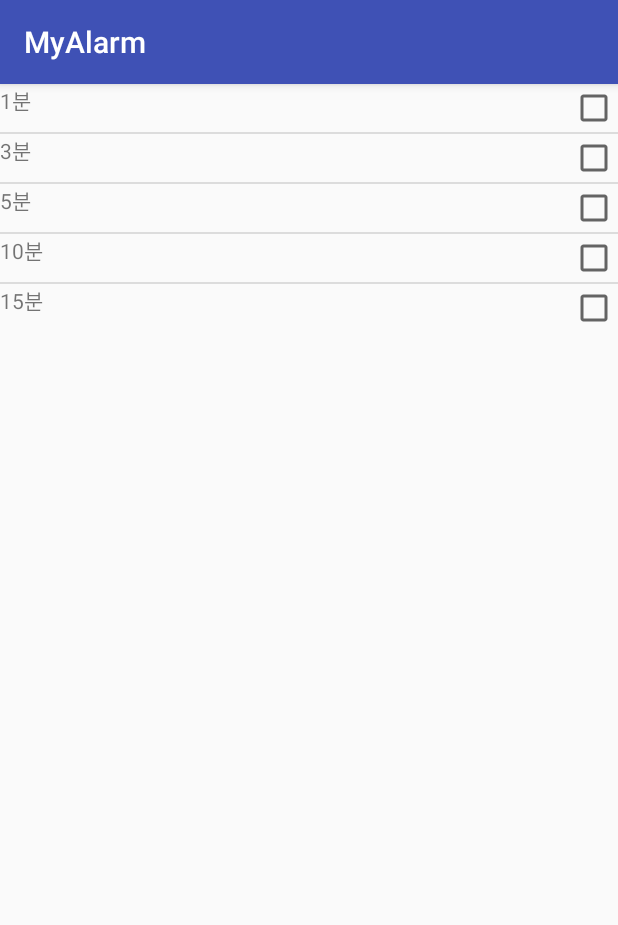
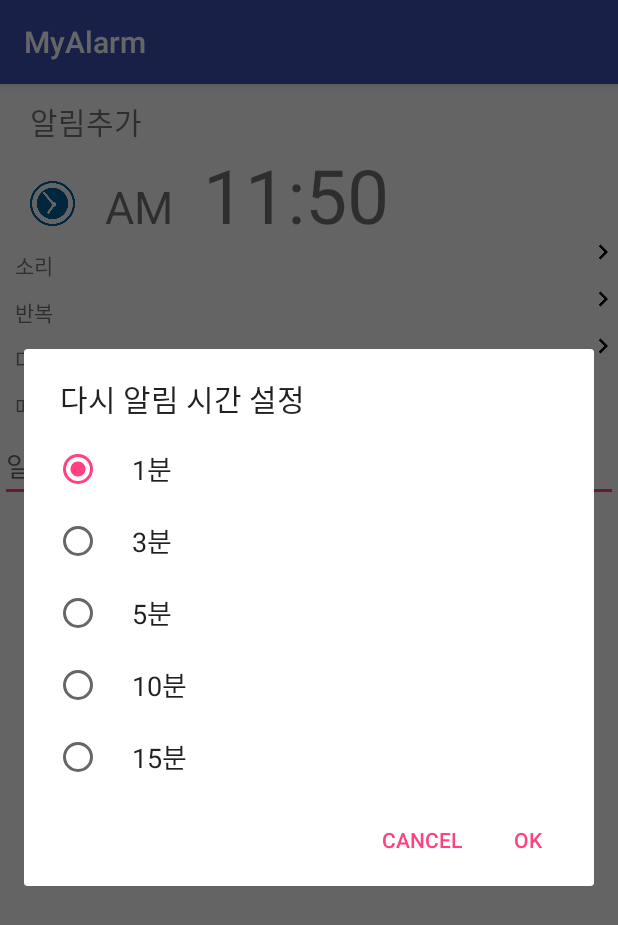
Before and after one commit to yevely0316/MyAlarm, an Android app: the SetActivity screen opened directly, with no data from a screen before it, after a tap on "다시알림", on a phone screen of 412 x 824 dp. Shown: the top 925 px of the screen. Run offline under Robolectric (Android 15) with nearby library versions, the phone set to English and light mode, and no system bars.

Commit message:
dev branch 생성

```diff
--- a/app/src/main/AndroidManifest.xml
+++ b/app/src/main/AndroidManifest.xml
@@ -24,19 +24,16 @@
 
         <!-- activity안에 별도로 내부 추가 속성이 없으면 </activity>로 닫는거 보다 />으로 닫는게 좋아요 -->
         <activity
-            android:name=".activity_set_alarm"
+            android:name=".SetActivity"
             android:label="@string/app_name"/>
         <activity
-            android:name=".activity_run"
+            android:name=".RunActivity"
             android:label="@string/app_name"/>
         <activity
             android:name=".SetSoundActivity"
             android:label="@string/app_name"/>
         <activity
             android:name=".RepeatActivity"
-            android:label="MyAlarm"/>
-        <activity
-            android:name=".activity_replay_alarm"
             android:label="MyAlarm"/>
 
         <!-- 별도로 추가한 activity가 있으면 바로 매니페스트에 추가해야해요-->
--- a/app/src/main/java/com/example/motion/myalarm/MyRepeatListAdapter.java
+++ b/app/src/main/java/com/example/motion/myalarm/MyRepeatListAdapter.java
@@ -20,11 +20,9 @@ public class MyRepeatListAdapter extends BaseAdapter {
 
     List<Repeat> list;
     LayoutInflater inflater;
-    Activity activity;
 
-    public MyRepeatListAdapter(RepeatActivity activity, List<Repeat> list) {
+    public MyRepeatListAdapter(Activity activity, List<Repeat> list) {
         this.list = list;
-        this.activity = activity;
         inflater = (LayoutInflater) activity.getSystemService(Context.LAYOUT_INFLATER_SERVICE);
     }
 
--- a/app/src/main/java/com/example/motion/myalarm/MyReplayAdapter.java
+++ /dev/null
@@ -1,64 +0,0 @@
-package com.example.motion.myalarm;
-
-import android.app.Activity;
-import android.content.Context;
-import android.view.LayoutInflater;
-import android.view.View;
-import android.view.ViewGroup;
-import android.widget.BaseAdapter;
-import android.widget.CheckBox;
-import android.widget.CompoundButton;
-import android.widget.TextView;
-
-import java.util.List;
-
-/**
- * Created by Motion on 2017-07-12.
- */
-
-public class MyReplayAdapter extends BaseAdapter {
-
-    List<Replay> list;
-    LayoutInflater inflater;
-    Activity activity;
-
-    public MyReplayAdapter(activity_replay_alarm activity, List<Replay> list) {
-        this.list = list;
-        this.activity = activity;
-        inflater = (LayoutInflater) activity.getSystemService(Context.LAYOUT_INFLATER_SERVICE);
-    }
-
-    @Override
-    public int getCount() {
-        return list.size();
-    }
-
-    @Override
-    public Object getItem(int position) {
-        return list.get(position);
-    }
-
-    @Override
-    public long getItemId(int position) {
-        return position;
-    }
-
-    @Override
-    public View getView(final int position, View convertView, ViewGroup parent) {
-        if (convertView == null) {
-            convertView = inflater.inflate(R.layout.item_my_replay_list, parent, false);
-        }
-        TextView textView = (TextView) convertView.findViewById(R.id.item_minute);
-        textView.setText(list.get(position).getMinute());
-
-        CheckBox checkBox = (CheckBox) convertView.findViewById(R.id.minute_checked);
-        checkBox.setOnCheckedChangeListener(new CompoundButton.OnCheckedChangeListener() {
-            @Override
-            public void onCheckedChanged(CompoundButton buttonView, boolean isChecked) {
-                list.get(position).setChecked(isChecked);
-            }
-        });
-
-        return convertView;
-    }
-}
--- a/app/src/main/java/com/example/motion/myalarm/Replay.java
+++ /dev/null
@@ -1,25 +0,0 @@
-package com.example.motion.myalarm;
-
-/**
- * Created by Motion on 2017-07-12.
- */
-
-public class Replay {
-    private String minute;
-    private boolean isChecked;
-
-    public Replay(String minute, boolean isChecked) {
-        this.minute = minute;
-        this.isChecked = isChecked;
-    }
-
-    public String getMinute() {
-        return minute;
-    }
-    public boolean isChecked() {
-        return isChecked;
-    }
-    public void setChecked(boolean isChecked) {
-        this.isChecked = isChecked;
-    }
-}
--- a/app/src/main/java/com/example/motion/myalarm/activity_run.java
+++ b/app/src/main/java/com/example/motion/myalarm/RunActivity.java
@@ -12,7 +12,7 @@ import android.view.View;
 import android.widget.Button;
 import java.util.ArrayList;
 
-public class activity_run extends AppCompatActivity implements View.OnClickListener {
+public class RunActivity extends AppCompatActivity implements View.OnClickListener {
 
     private ContentResolver res;
     boolean isPlaying = true;
--- a/app/src/main/java/com/example/motion/myalarm/activity_set_alarm.java
+++ b/app/src/main/java/com/example/motion/myalarm/SetActivity.java
@@ -1,14 +1,25 @@
 package com.example.motion.myalarm;
 
+import android.content.DialogInterface;
 import android.content.Intent;
 import android.os.Bundle;
+import android.support.v7.app.AlertDialog;
 import android.support.v7.app.AppCompatActivity;
 import android.view.View;
 import android.widget.Button;
+import android.widget.Toast;
+
+import java.util.ArrayList;
+import java.util.List;
 
 
 //클래스 이름이 명확해야해요, ex) AddAlarmActivity
-public class activity_set_alarm extends AppCompatActivity {
+public class SetActivity extends AppCompatActivity {
+
+    public static final int SetSoundCode = 1001;
+    public static final int RepeatCode = 1002;
+
+    int position = 0;
 
     protected void onCreate(Bundle savedInstanceState) {
         super.onCreate(savedInstanceState);
@@ -38,24 +49,64 @@ public class activity_set_alarm extends AppCompatActivity {
         findViewById(R.id.layout_set_sound).setOnClickListener(new View.OnClickListener() {
             @Override
             public void onClick(View v) {
-                startActivity(new Intent(activity_set_alarm.this, SetSoundActivity.class));
+                startActivityForResult(new Intent(SetActivity.this, SetSoundActivity.class), SetSoundCode);
             }
         });
 
         findViewById(R.id.layout_set_repeat).setOnClickListener(new View.OnClickListener() {
             @Override
             public void onClick(View v) {
-                startActivity(new Intent(activity_set_alarm.this, RepeatActivity.class));
+                startActivityForResult(new Intent(SetActivity.this, RepeatActivity.class), RepeatCode);
             }
         });
         findViewById(R.id.layout_set_replay).setOnClickListener(new View.OnClickListener() {
             @Override
             public void onClick(View v) {
-                startActivity(new Intent(activity_set_alarm.this, activity_replay_alarm.class));
+                show();
             }
         });
     }
 
+    void show() {
+        final List<String> ListItems = new ArrayList<>();
+
+        ListItems.add("1분");
+        ListItems.add("3분");
+        ListItems.add("5분");
+        ListItems.add("10분");
+        ListItems.add("15분");
+
+        final CharSequence[] items = ListItems.toArray(new String[ListItems.size()]);
+
+        AlertDialog.Builder builder = new AlertDialog.Builder(this);
+        builder.setTitle("다시 알림 시간 설정");
+        builder.setSingleChoiceItems(items, position, //아이템
+                new DialogInterface.OnClickListener() {
+                    @Override
+                    public void onClick(DialogInterface dialog, int which) {
+                        position = which;
+
+                    }
+                });
+        builder.setPositiveButton(android.R.string.ok, // ok버튼
+                new DialogInterface.OnClickListener() {
+                    public void onClick(DialogInterface dialog, int which) {
+                        String msg = "";
+
+                        msg = ListItems.get(position); // 사용자가 선택한 값
+
+                        Toast.makeText(SetActivity.this,
+                                "다시알림\n" + msg, Toast.LENGTH_LONG).show();
+                    }
+                });
+        builder.setNegativeButton(android.R.string.cancel, //취소버튼
+                new DialogInterface.OnClickListener() {
+                    public void onClick(DialogInterface dialog, int which) {
+
+                    }
+                });
+        builder.show();
+    }
 
     // 메소드 이름은 낙타 표기법으로
     // https://google.github.io/styleguide/javaguide.html#s5.2.3-method-names 참조
@@ -65,4 +116,9 @@ public class activity_set_alarm extends AppCompatActivity {
         setResult(RESULT_OK, intent);
         finish();
     }
+
+    @Override
+    protected void onActivityResult(int requestCode, int resultCode, Intent data) {
+        super.onActivityResult(requestCode, resultCode, data);
+    }
 }
--- a/app/src/main/java/com/example/motion/myalarm/activity_replay_alarm.java
+++ /dev/null
@@ -1,35 +0,0 @@
-package com.example.motion.myalarm;
-
-import android.os.Bundle;
-import android.support.v7.app.AppCompatActivity;
-import android.widget.ListView;
-
-import java.util.ArrayList;
-import java.util.List;
-
-/**
- * Created by Motion on 2017-07-12.
- */
-
-public class activity_replay_alarm extends AppCompatActivity {
-    private ListView replayListView;
-    private List<Replay> replays;
-    private String[] minuteArray;
-
-    @Override
-    protected void onCreate(Bundle savedInstanceState) {
-        super.onCreate(savedInstanceState);
-        setContentView(R.layout.replay_alarm);
-
-        minuteArray = getResources().getStringArray(R.array.eachminute);
-
-        replays = new ArrayList<>();
-        for (String replay : minuteArray) {
-            replays.add(new Replay(replay, false));
-        }
-        replayListView = (ListView) findViewById(R.id.item_list_replay);
-
-        MyReplayAdapter myAdapter = new MyReplayAdapter(this, replays);
-        replayListView.setAdapter(myAdapter);
-    }
-}
--- a/app/src/main/res/layout/item_my_replay_list.xml
+++ /dev/null
@@ -1,22 +0,0 @@
-<?xml version="1.0" encoding="utf-8"?>
-<LinearLayout xmlns:android="http://schemas.android.com/apk/res/android"
-    android:layout_width="match_parent"
-    android:layout_height="match_parent"
-    android:orientation="vertical">
-
-    <FrameLayout
-        android:layout_width="match_parent"
-        android:layout_height="wrap_content">
-
-        <TextView
-            android:id="@+id/item_minute"
-            android:layout_width="wrap_content"
-            android:layout_height="wrap_content" />
-
-        <CheckBox
-            android:id="@+id/minute_checked"
-            android:layout_width="wrap_content"
-            android:layout_height="wrap_content"
-            android:layout_gravity="right" />
-    </FrameLayout>
-</LinearLayout>
--- a/app/src/main/res/layout/replay_alarm.xml
+++ /dev/null
@@ -1,13 +0,0 @@
-<?xml version="1.0" encoding="utf-8"?>
-<LinearLayout xmlns:android="http://schemas.android.com/apk/res/android"
-    android:layout_width="match_parent"
-    android:layout_height="match_parent"
-    android:orientation="vertical">
-        <ListView
-            android:id="@+id/item_list_replay"
-            android:layout_width="match_parent"
-            android:layout_height="wrap_content">
-
-        </ListView>
-
-</LinearLayout>
```
Also changed, not shown: app/src/main/java/com/example/motion/myalarm/RepeatActivity.java (+23 -2 lines), app/src/main/java/com/example/motion/myalarm/SetSoundActivity.java (+21 -0 lines), app/src/main/res/layout/set_repeat.xml (+21 -2 lines), app/src/main/res/layout/set_sound.xml (+18 -5 lines).
